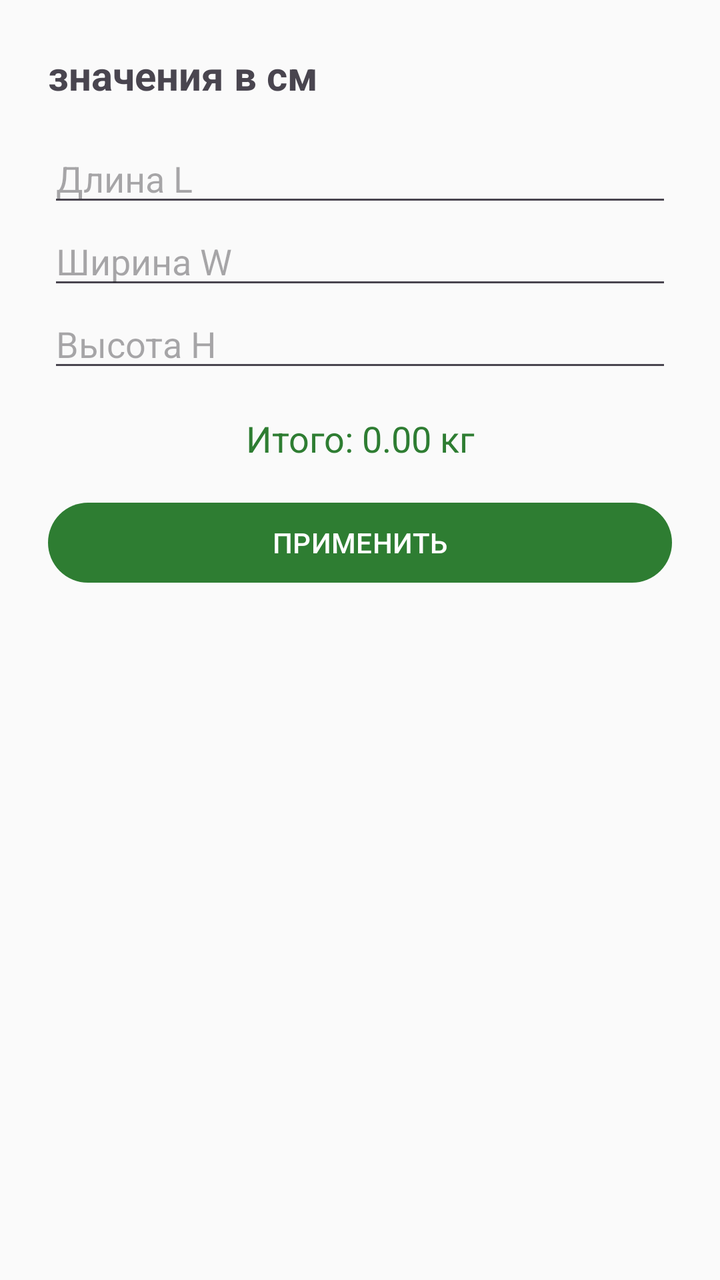
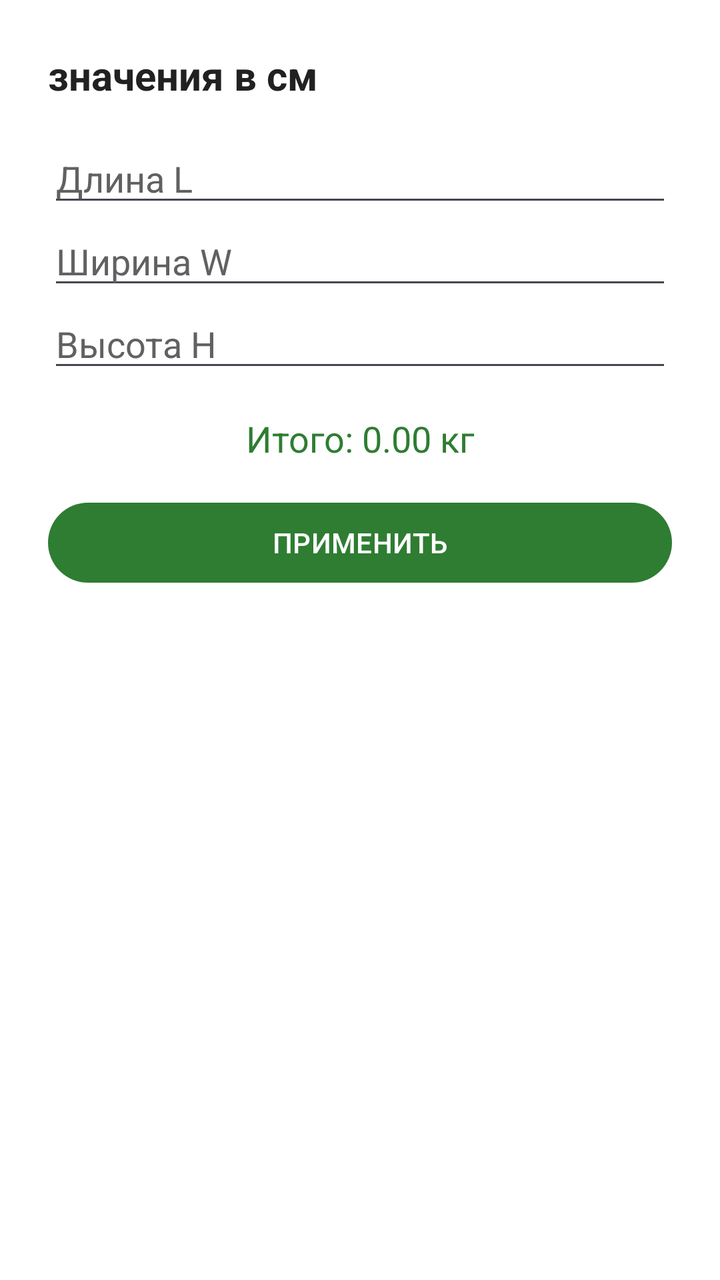

Two renders of the same Android screen: before a commit and after it. Below are the layout's source before the change and the commit's diff.
<!-- AndroidManifest.xml: application theme Theme.FastScan -->
<!-- res/layout/dialog_volume.xml -->
<?xml version="1.0" encoding="utf-8"?>
<LinearLayout xmlns:android="http://schemas.android.com/apk/res/android"
    android:layout_width="match_parent"
    android:layout_height="wrap_content"
    android:orientation="vertical"
    android:padding="24dp">

    <TextView
        android:layout_width="wrap_content"
        android:layout_height="wrap_content"
        android:text="@string/values_cm"
        android:textSize="20sp"
        android:textStyle="bold"
        android:layout_marginBottom="16dp"/>

    <EditText
        android:id="@+id/etLength"
        android:layout_width="match_parent"
        android:layout_height="wrap_content"
        android:hint="@string/length_l"
        android:inputType="numberDecimal" />
    <EditText
        android:id="@+id/etWidth"
        android:layout_width="match_parent"
        android:layout_height="wrap_content"
        android:hint="@string/width_w"
        android:inputType="numberDecimal" />
    <EditText
        android:id="@+id/etHeight"
        android:layout_width="match_parent"
        android:layout_height="wrap_content"
        android:hint="@string/height_h"
        android:inputType="numberDecimal" />

    <TextView
        android:id="@+id/tvResultPreview"
        android:layout_width="match_parent"
        android:layout_height="wrap_content"
        android:text="@string/total_weight"
        android:gravity="center"
        android:textSize="18sp"
        android:layout_marginTop="16dp"
        android:textColor="@color/app_primary"/>

    <Button
        android:id="@+id/btnApplyVolume"
        android:layout_width="match_parent"
        android:layout_height="wrap_content"
        android:text="@string/apply"
        android:layout_marginTop="16dp" />
</LinearLayout>
<!-- resources referenced by this layout -->
<resources>
  <color name="app_primary">#2E7D32</color>
  <string name="apply">ПРИМЕНИТЬ</string>
  <string name="height_h">Высота H</string>
  <string name="length_l">Длина L</string>
  <string name="total_weight">Итого: 0.00 кг</string>
  <string name="values_cm">значения в см</string>
  <string name="width_w">Ширина W</string>
  <style name="Theme.FastScan" parent="Theme.Material3.DayNight.NoActionBar">
  
          
          <item name="colorPrimary">@color/app_primary</item>
          <item name="colorPrimaryVariant">@color/app_primary_dark</item>
          <item name="colorOnPrimary">@color/app_on_primary</item>
  
          <item name="colorSecondary">@color/app_primary</item>
          <item name="colorOnSecondary">@color/app_on_primary</item>
          <item name="colorSurface">@color/app_surface</item>
          <item name="colorOnSurface">@color/app_text_primary</item>
          <item name="colorOnSurfaceVariant">@color/app_text_secondary</item>
          <item name="colorOutline">@color/card_stroke</item>
          <item name="android:colorBackground">@color/app_background</item>
          <item name="android:windowBackground">@color/app_background</item>
          <item name="android:navigationBarColor">@color/app_surface</item>
  
          
          <item name="android:statusBarColor">@color/app_primary_dark</item>
          <item name="android:windowLightStatusBar">false</item>
  
      </style>
  <color name="app_primary_dark">#1B5E20</color>
  <color name="app_on_primary">#FFFFFF</color>
  <color name="app_surface">#FFFFFF</color>
  <color name="app_text_primary">#212121</color>
  <color name="app_text_secondary">#616161</color>
  <color name="card_stroke">#D7DDD8</color>
  <color name="app_background">#FAFAFA</color>
</resources>

<!-- the commit's change to res/layout/dialog_volume.xml (unified diff, before → after) -->
@@ -2,6 +2,7 @@
 <LinearLayout xmlns:android="http://schemas.android.com/apk/res/android"
     android:layout_width="match_parent"
     android:layout_height="wrap_content"
+    android:background="@color/app_surface"
     android:orientation="vertical"
     android:padding="24dp">
 
@@ -9,6 +10,7 @@
         android:layout_width="wrap_content"
         android:layout_height="wrap_content"
         android:text="@string/values_cm"
+        android:textColor="@color/app_text_primary"
         android:textSize="20sp"
         android:textStyle="bold"
         android:layout_marginBottom="16dp"/>
@@ -18,19 +20,28 @@
         android:layout_width="match_parent"
         android:layout_height="wrap_content"
         android:hint="@string/length_l"
-        android:inputType="numberDecimal" />
+        android:inputType="numberDecimal"
+        android:selectAllOnFocus="true"
+        android:textColor="@color/black"
+        android:textColorHint="@color/app_text_secondary" />
     <EditText
         android:id="@+id/etWidth"
         android:layout_width="match_parent"
         android:layout_height="wrap_content"
         android:hint="@string/width_w"
-        android:inputType="numberDecimal" />
+        android:inputType="numberDecimal"
+        android:selectAllOnFocus="true"
+        android:textColor="@color/black"
+        android:textColorHint="@color/app_text_secondary" />
     <EditText
         android:id="@+id/etHeight"
         android:layout_width="match_parent"
         android:layout_height="wrap_content"
         android:hint="@string/height_h"
-        android:inputType="numberDecimal" />
+        android:inputType="numberDecimal"
+        android:selectAllOnFocus="true"
+        android:textColor="@color/black"
+        android:textColorHint="@color/app_text_secondary" />
 
     <TextView
         android:id="@+id/tvResultPreview"
<!-- resource entries referenced after the edit -->
@@ -34,6 +34,7 @@
   <color name="app_surface">#FFFFFF</color>
   <color name="app_text_primary">#212121</color>
   <color name="app_text_secondary">#616161</color>
+  <color name="black">#FF000000</color>
   <color name="card_stroke">#D7DDD8</color>
   <color name="app_background">#FAFAFA</color>
 </resources>
